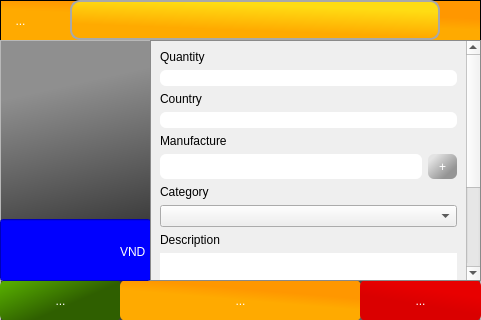
MinniHai/HPoS_Pi, file HPOS/productScreen.ui: the form before one commit.
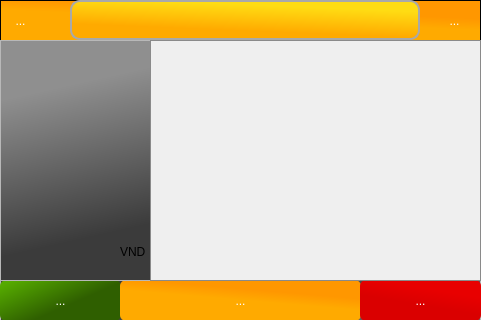
The form after the commit. Icons and pictures are not drawn.

Commit message: Change QEditLine -> CustomEditLine: Inventory.

```diff
--- a/HPOS/productScreen.ui
+++ b/HPOS/productScreen.ui
@@ -14,7 +14,33 @@
    <string>Dialog</string>
   </property>
   <property name="styleSheet">
-   <string notr="true">QLineEdit{text-align: center;
+   <string notr="true">#ledPrice
+{
+	background-color: rgb(0, 0, 255);
+	font: 75 20pt &quot;MS Shell Dlg 2&quot;;
+	border-color: qlineargradient(spread:pad, x1:0, y1:0, x2:1, y2:0, stop:0 rgba(0, 0, 0, 0), stop:1 rgba(255, 255, 255, 0));
+	color: rgb(255, 255, 255);
+	padding-right:27px;
+}
+
+
+#btnAddManufacture{
+		
+	color: rgb(255, 255, 255);
+     width: 16px;
+     height: 16px;
+	font: 75 16pt &quot;MS Shell Dlg 2&quot;;
+	background-color: qlineargradient(spread:pad, x1:0, y1:0.069, x2:1, y2:1, stop:0.130682 rgba(227, 227, 227, 255), stop:0.732955 rgba(149, 149, 149, 255))
+}
+#btnAddManufacture:hover
+{
+	    border: 2px solid qlineargradient(spread:pad, x1:0, y1:0.069, x2:1, y2:1, stop:0.130682 rgba(227, 227, 227, 19), stop:0.732955 rgba(149, 149, 149, 66))
+		
+}
+
+
+
+QLineEdit{text-align: center;
 }
 #cbProductName 
 {
@@ -256,7 +282,7 @@
      <rect>
       <x>70</x>
       <y>0</y>
-      <width>370</width>
+      <width>350</width>
       <height>40</height>
      </rect>
     </property>
@@ -264,6 +290,57 @@
      <bool>true</bool>
     </property>
    </widget>
+   <widget class="QToolButton" name="btnKeyboard">
+    <property name="geometry">
+     <rect>
+      <x>429</x>
+      <y>0</y>
+      <width>51</width>
+      <height>41</height>
+     </rect>
+    </property>
+    <property name="focusPolicy">
+     <enum>Qt::TabFocus</enum>
+    </property>
+    <property name="styleSheet">
+     <string notr="true">QToolButton
+{
+ 
+    
+    border-color: qlineargradient(spread:pad, x1:0.067, y1:0.153, x2:0.466, y2:0.567136, stop:0.1875 rgba(255, 170, 0, 255), stop:0.818182 rgba(245, 163, 0, 255));
+    border-style: solid qlineargradient(spread:pad, x1:0.067, y1:0.153, x2:0.466, y2:0.567136, stop:0.1875 rgba(255, 170, 0, 255), stop:0.818182 rgba(245, 163, 0, 255));
+    border-radius: 6;
+    padding: 3px;
+    font-size: 12px;
+    padding-left: 5px;
+    padding-right: 5px;	
+	
+	
+	font: 75 18pt &quot;Cambria Math&quot;;
+	color: rgb(255, 255, 255);
+}
+QToolButton:pressed{
+	
+	background-color: qlineargradient(spread:pad, x1:0.067, y1:0.153, x2:0.466, y2:0.567136, stop:0.1875 rgba(255, 170, 0, 255), stop:0.818182 rgba(245, 163, 0, 255));
+}
+QToolButton:hover{
+	    border: 4px solid  qlineargradient(spread:pad, x1:0.255, y1:0.982955, x2:0.852182, y2:0.232, stop:0.1875 rgba(255, 170, 0, 0), stop:0.818182 rgba(255, 255, 255, 0))
+}</string>
+    </property>
+    <property name="text">
+     <string>...</string>
+    </property>
+    <property name="icon">
+     <iconset resource="images.qrc">
+      <normaloff>:/images/images/keybroad_icon.png</normaloff>:/images/images/keybroad_icon.png</iconset>
+    </property>
+    <property name="iconSize">
+     <size>
+      <width>120</width>
+      <height>120</height>
+     </size>
+    </property>
+   </widget>
   </widget>
   <widget class="QFrame" name="frame">
    <property name="geometry">
@@ -280,34 +357,6 @@
    <property name="frameShadow">
     <enum>QFrame::Raised</enum>
    </property>
-   <widget class="QLineEdit" name="ledPrice">
-    <property name="geometry">
-     <rect>
-      <x>0</x>
-      <y>179</y>
-      <width>151</width>
-      <height>62</height>
-     </rect>
-    </property>
-    <property name="styleSheet">
-     <string notr="true">
-QLineEdit
-{
-	background-color: rgb(0, 0, 255);
-	font: 75 20pt &quot;MS Shell Dlg 2&quot;;
-	border-color: qlineargradient(spread:pad, x1:0, y1:0, x2:1, y2:0, stop:0 rgba(0, 0, 0, 0), stop:1 rgba(255, 255, 255, 0));
-	color: rgb(255, 255, 255);
-	padding-right:27px;
-}
-</string>
-    </property>
-    <property name="text">
-     <string/>
-    </property>
-    <property name="alignment">
-     <set>Qt::AlignRight|Qt::AlignTrailing|Qt::AlignVCenter</set>
-    </property>
-   </widget>
    <widget class="QLabel" name="label_7">
     <property name="geometry">
      <rect>
@@ -318,7 +367,7 @@
      </rect>
     </property>
     <property name="styleSheet">
-     <string notr="true">color: rgb(255, 255, 255);</string>
+     <string notr="true"/>
     </property>
     <property name="text">
      <string>&lt;html&gt;&lt;head/&gt;&lt;body&gt;&lt;p&gt;VND&lt;/p&gt;&lt;/body&gt;&lt;/html&gt;</string>
@@ -378,124 +427,11 @@
      <rect>
       <x>0</x>
       <y>0</y>
-      <width>315</width>
-      <height>347</height>
+      <width>329</width>
+      <height>239</height>
      </rect>
     </property>
-    <layout class="QGridLayout" name="gridLayout">
-     <item row="2" column="0" colspan="2">
-      <widget class="QLineEdit" name="ledQuantity">
-       <property name="styleSheet">
-        <string notr="true"/>
-       </property>
-       <property name="text">
-        <string/>
-       </property>
-      </widget>
-     </item>
-     <item row="10" column="0">
-      <widget class="QLabel" name="label_6">
-       <property name="text">
-        <string>Description</string>
-       </property>
-      </widget>
-     </item>
-     <item row="11" column="0" colspan="2">
-      <widget class="QTextEdit" name="tetDescription">
-       <property name="styleSheet">
-        <string notr="true">border-radius:10px;
-height:80px;
-</string>
-       </property>
-       <property name="html">
-        <string>&lt;!DOCTYPE HTML PUBLIC &quot;-//W3C//DTD HTML 4.0//EN&quot; &quot;http://www.w3.org/TR/REC-html40/strict.dtd&quot;&gt;
-&lt;html&gt;&lt;head&gt;&lt;meta name=&quot;qrichtext&quot; content=&quot;1&quot; /&gt;&lt;style type=&quot;text/css&quot;&gt;
-p, li { white-space: pre-wrap; }
-&lt;/style&gt;&lt;/head&gt;&lt;body style=&quot; font-family:'MS Shell Dlg 2'; font-size:12pt; font-weight:400; font-style:normal;&quot;&gt;
-&lt;p style=&quot;-qt-paragraph-type:empty; margin-top:0px; margin-bottom:0px; margin-left:0px; margin-right:0px; -qt-block-indent:0; text-indent:0px;&quot;&gt;&lt;br /&gt;&lt;/p&gt;&lt;/body&gt;&lt;/html&gt;</string>
-       </property>
-      </widget>
-     </item>
-     <item row="8" column="0">
-      <widget class="QLabel" name="label">
-       <property name="text">
-        <string>Category</string>
-       </property>
-      </widget>
-     </item>
-     <item row="7" column="1">
-      <widget class="QToolButton" name="btnAddManufacture">
-       <property name="styleSheet">
-        <string notr="true">QToolButton{
-		
-	color: rgb(255, 255, 255);
-     width: 16px;
-     height: 16px;
-	font: 75 16pt &quot;MS Shell Dlg 2&quot;;
-	background-color: qlineargradient(spread:pad, x1:0, y1:0.069, x2:1, y2:1, stop:0.130682 rgba(227, 227, 227, 255), stop:0.732955 rgba(149, 149, 149, 255))
-}
-QToolButton:hover
-{
-	    border: 2px solid qlineargradient(spread:pad, x1:0, y1:0.069, x2:1, y2:1, stop:0.130682 rgba(227, 227, 227, 19), stop:0.732955 rgba(149, 149, 149, 66))
-		
-}</string>
-       </property>
-       <property name="text">
-        <string>+</string>
-       </property>
-      </widget>
-     </item>
-     <item row="3" column="0">
-      <widget class="QLabel" name="label_4">
-       <property name="text">
-        <string>Country</string>
-       </property>
-      </widget>
-     </item>
-     <item row="6" column="0">
-      <widget class="QLabel" name="label_5">
-       <property name="text">
-        <string>Manufacture</string>
-       </property>
-      </widget>
-     </item>
-     <item row="7" column="0">
-      <widget class="QLineEdit" name="ledManufacture">
-       <property name="sizePolicy">
-        <sizepolicy hsizetype="Expanding" vsizetype="Expanding">
-         <horstretch>0</horstretch>
-         <verstretch>0</verstretch>
-        </sizepolicy>
-       </property>
-       <property name="styleSheet">
-        <string notr="true"/>
-       </property>
-       <property name="text">
-        <string/>
-       </property>
-      </widget>
-     </item>
-     <item row="9" column="0" colspan="2">
-      <widget class="QComboBox" name="cbCategory"/>
-     </item>
-     <item row="0" column="0">
-      <widget class="QLabel" name="label_3">
-       <property name="text">
-        <string>Quantity</string>
-       </property>
-      </widget>
-     </item>
-     <item row="4" column="0" colspan="2">
-      <widget class="QLineEdit" name="ledCountry">
-       <property name="styleSheet">
-        <string notr="true"/>
-       </property>
-       <property name="text">
-        <string/>
-       </property>
-      </widget>
-     </item>
-    </layout>
+    <layout class="QGridLayout" name="gridLayout"/>
    </widget>
   </widget>
  </widget>
```
Left out of the diff: 6 changed lines with no effect on the pictures. The commit also changes 8 other files.
